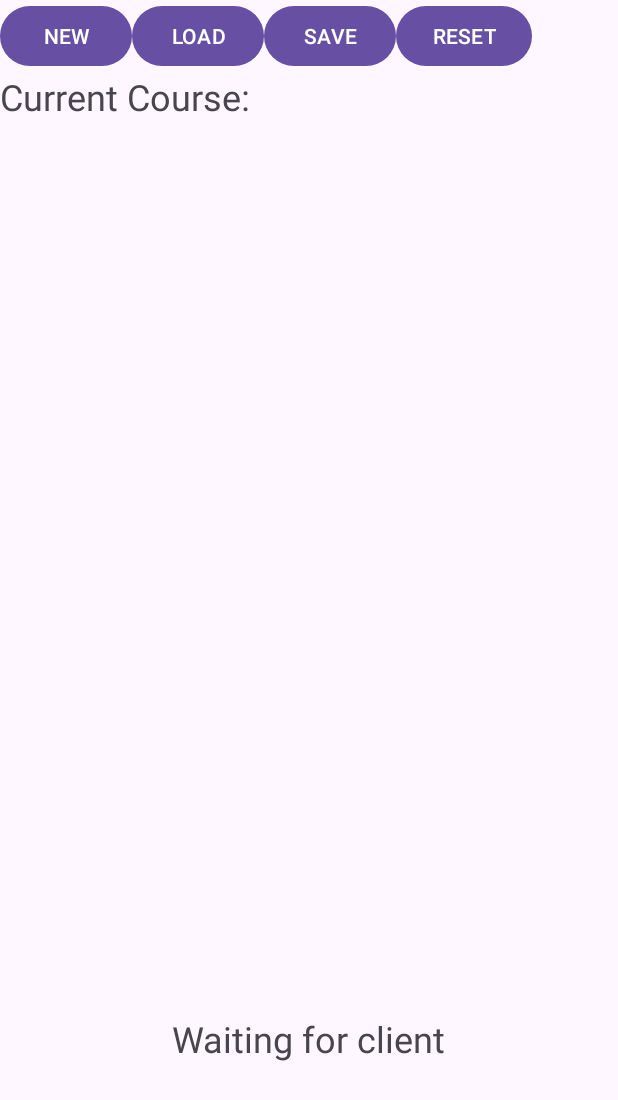
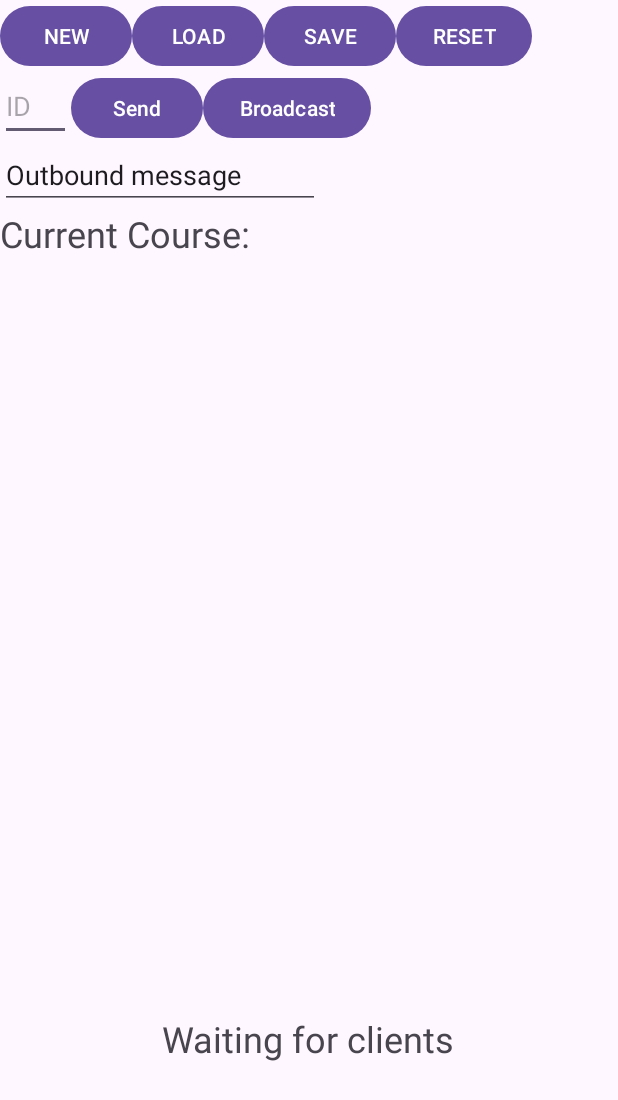
Before and after one commit to Kestrel280/MZST, an Android app: the screen it shows after launch (MainActivity), after a tap on "RESET", on a phone screen of 412 x 824 dp. Shown: the top 1100 px of the screen. Run offline under Robolectric (Android 15) with nearby library versions, the phone set to English and light mode, and no system bars.

Commit message:
Adds outbound message queue to server and more debug utilities to app

```diff
--- a/AndroidServer/app/src/main/java/com/example/androidserver/MainActivity.java
+++ b/AndroidServer/app/src/main/java/com/example/androidserver/MainActivity.java
@@ -8,7 +8,7 @@ import android.os.Looper;
 import android.os.Message;
 import android.util.Log;
 import android.view.View;
-import android.widget.Button;
+import android.widget.EditText;
 import android.widget.TextView;
 
 import androidx.appcompat.app.AppCompatActivity;
@@ -21,6 +21,16 @@ public class MainActivity extends AppCompatActivity {
 
     public void debugBtn(View btnView) {
         ServerAction action = null;
+        ServerMessage msg = null;
+        EditText stringInputView = (EditText) findViewById(R.id.debugStringInput);
+        EditText numberInputView = (EditText) findViewById(R.id.debugNumberInput);
+        String stringInput = stringInputView.getText().toString();
+        Integer numberInput;
+        try {
+            numberInput = Integer.parseInt(numberInputView.getText().toString());
+        } catch (Exception e) {
+            numberInput = 0;
+        }
         switch (btnView.getTag().toString()) {
             case "new":
                 action = new ServerAction(ServerAction.ActionType.NEW);
@@ -38,6 +48,12 @@ public class MainActivity extends AppCompatActivity {
                 action = new ServerAction(ServerAction.ActionType.RESET);
                 Log.i("main", "debug button 'reset' clicked");
                 break;
+            case "send":
+                msg = new ServerMessage(stringInput);
+                server.clientHandler.postMsg(numberInput, msg);
+            case "broadcast":
+                msg = new ServerMessage(stringInput);
+                server.clientHandler.postBroadcast(msg);
         }
         if (action != null) {
             action.setRequesterId(0);
@@ -66,7 +82,7 @@ public class MainActivity extends AppCompatActivity {
         setContentView(R.layout.activity_main);
 
         debugTv = findViewById(R.id.debugText);
-        debugTv.setText("Waiting for client");
+        debugTv.setText("Waiting for clients");
 
         wifiManager = (WifiManager) getSystemService(Context.WIFI_SERVICE);
 
--- a/AndroidServer/app/src/main/res/layout/activity_main.xml
+++ b/AndroidServer/app/src/main/res/layout/activity_main.xml
@@ -5,6 +5,7 @@
     android:id="@+id/main"
     android:layout_width="match_parent"
     android:layout_height="match_parent"
+    android:tag="broadcast"
     tools:context=".MainActivity">
 
     <TextView
@@ -70,6 +71,47 @@
         android:text="@string/debugTextCurrentCourseText"
         android:textSize="24sp"
         app:layout_constraintStart_toStartOf="parent"
+        app:layout_constraintTop_toBottomOf="@+id/debugStringInput" />
+
+    <EditText
+        android:id="@+id/debugNumberInput"
+        android:layout_width="47dp"
+        android:layout_height="46dp"
+        android:autofillHints="@string/debugNumberInputHint"
+        android:ems="10"
+        android:hint="@string/debugNumberInputHint"
+        android:inputType="number"
+        app:layout_constraintStart_toStartOf="parent"
         app:layout_constraintTop_toBottomOf="@+id/debugBtnNew" />
 
+    <Button
+        android:id="@+id/debugBtnSend"
+        android:layout_width="wrap_content"
+        android:layout_height="wrap_content"
+        android:onClick="debugBtn"
+        android:tag="send"
+        android:text="@string/debugBtnSendText"
+        app:layout_constraintStart_toEndOf="@+id/debugNumberInput"
+        app:layout_constraintTop_toBottomOf="@+id/debugBtnSave" />
+
+    <Button
+        android:id="@+id/debugBtnBroadcast"
+        android:layout_width="wrap_content"
+        android:layout_height="wrap_content"
+        android:onClick="debugBtn"
+        android:tag="broadcast"
+        android:text="@string/debugBtnBroadcastText"
+        app:layout_constraintStart_toEndOf="@+id/debugBtnSend"
+        app:layout_constraintTop_toBottomOf="@+id/debugBtnSave" />
+
+    <EditText
+        android:id="@+id/debugStringInput"
+        android:layout_width="wrap_content"
+        android:layout_height="wrap_content"
+        android:ems="10"
+        android:inputType="text"
+        android:text="@string/debugStringInputHint"
+        app:layout_constraintStart_toStartOf="parent"
+        app:layout_constraintTop_toBottomOf="@+id/debugNumberInput" />
+
 </androidx.constraintlayout.widget.ConstraintLayout>
--- a/AndroidServer/app/src/main/res/values/strings.xml
+++ b/AndroidServer/app/src/main/res/values/strings.xml
@@ -4,5 +4,9 @@
     <string name="debugBtnLoadText">LOAD</string>
     <string name="debugBtnSaveText">SAVE</string>
     <string name="debugBtnResetText">RESET</string>
+    <string name="debugBtnSendText">Send</string>
+    <string name="debugBtnBroadcastText">Broadcast</string>
+    <string name="debugNumberInputHint">ID</string>
+    <string name="debugStringInputHint">Outbound message</string>
     <string name="debugTextCurrentCourseText">Current Course: </string>
 </resources>
```
Also changed, not shown: AndroidServer/app/src/main/java/com/example/androidserver/Server.java (+36 -8 lines).
